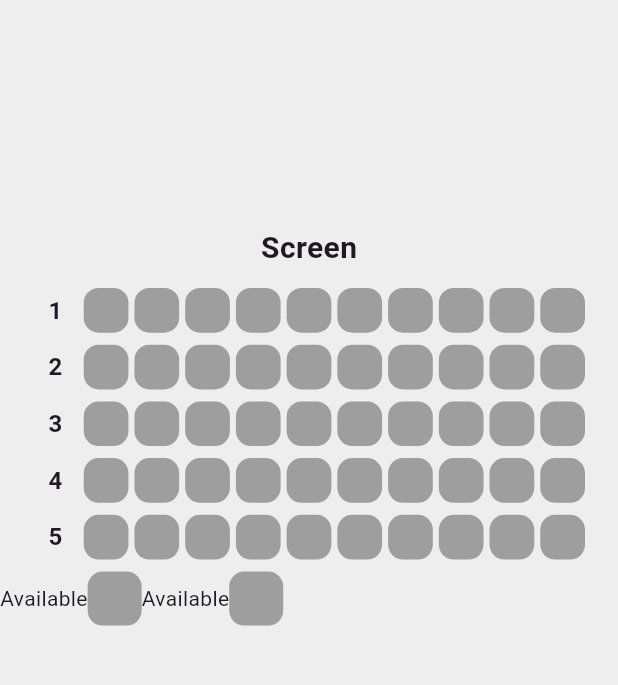
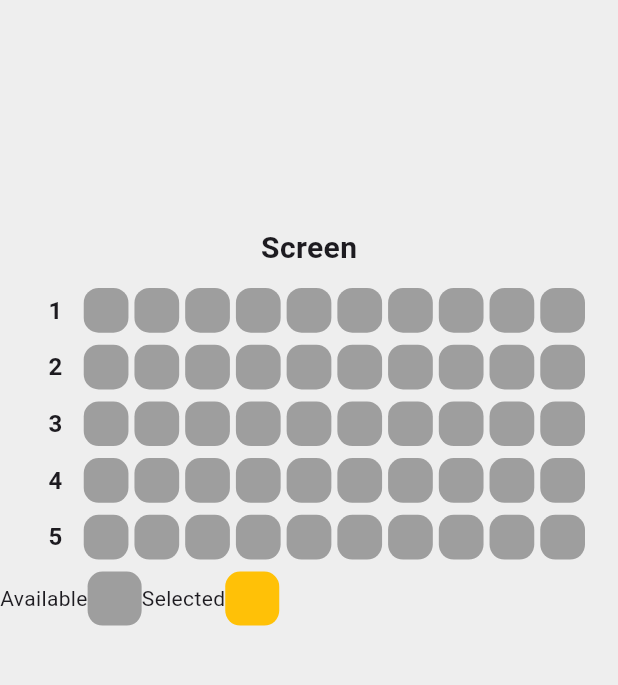
Before and after one commit to seoyeon-haru/flutter_seat_app, a Flutter app: the screen it shows after launch, on a phone screen of 412 x 824 dp, the part 84-769 px from its top. Run offline on Flutter 3.47's test engine with Material 3 defaults, Android fonts, the phone set to English and light mode, and no system bars.

Commit message:
Update text and Container colors

```diff
--- a/lib/seat_select_box.dart
+++ b/lib/seat_select_box.dart
@@ -27,8 +27,8 @@ class SeatSelectBox extends StatelessWidget {
           SizedBox(height: 8),
           Row(
             children: [
-              label(),
-              label(),
+              label('Available', Colors.grey),
+              label('Selected', Colors.amber),
             ],
           ),
         ],
@@ -36,15 +36,15 @@ class SeatSelectBox extends StatelessWidget {
     );
   }
 
-  Row label() {
+  Row label(String text, Color color) {
     return Row(
       children: [
-                Text('Available'),
+        Text(text),
         Container(
           width: 36,
           height: 36,
           decoration: BoxDecoration(
-                    color: Colors.grey,
+            color: color,
             borderRadius: BorderRadius.circular(10),
           ),
         )
```
Lines whose indentation alone changed are shown as unchanged.
